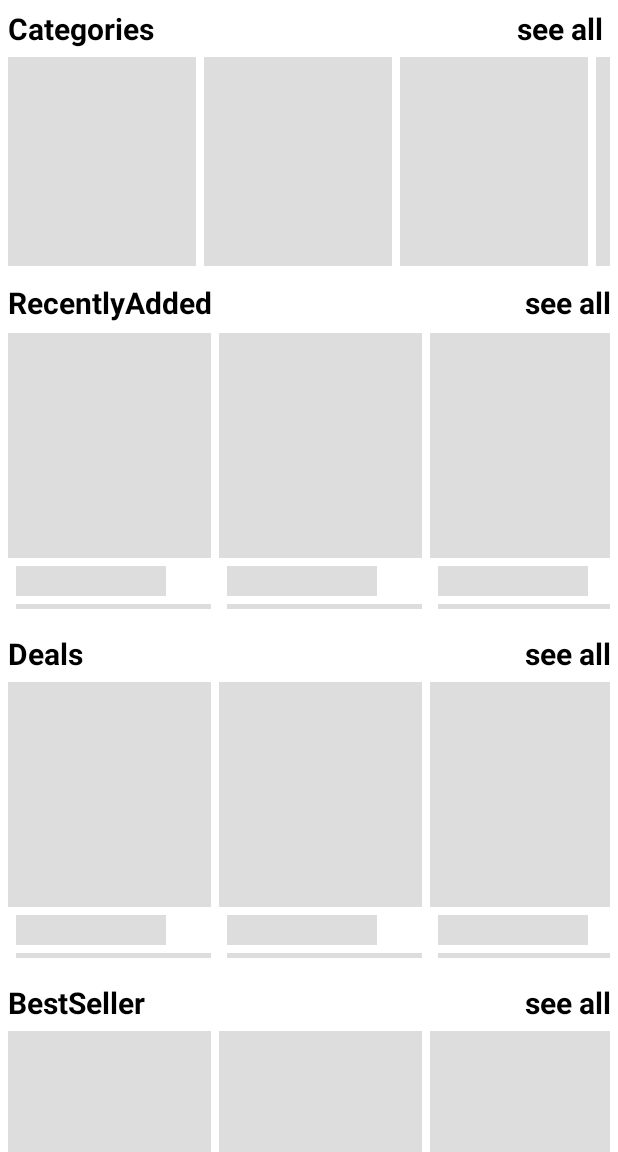
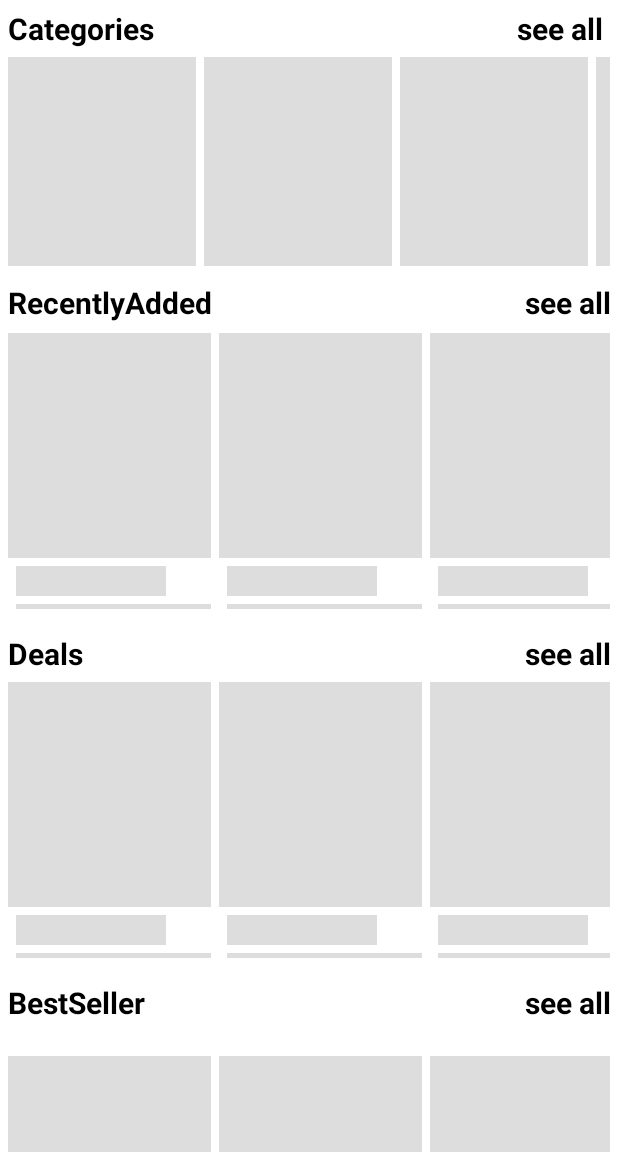
Before and after one commit to ahmdkhled/woo-store, an Android app: the screen it shows after launch (MainActivity), on a phone screen of 412 x 824 dp, the part 84-1236 px from its top. Run offline under Robolectric (Android 15) with nearby library versions, the phone set to English and light mode, and no system bars; our stand-ins replace Shimmer; network calls fail; 8 statements that could not run were skipped.

Commit message:
fix bug in main acrivity
fix scrollview make it reach bottom

```diff
--- a/app/src/main/res/layout/activity_main.xml
+++ b/app/src/main/res/layout/activity_main.xml
@@ -11,6 +11,7 @@
     <android.support.constraint.ConstraintLayout
         android:layout_width="match_parent"
         android:layout_height="match_parent">
+
         <android.support.v7.widget.Toolbar
             android:layout_width="match_parent"
             android:layout_height="wrap_content"
@@ -25,8 +26,8 @@
     android:layout_width="match_parent"
     android:layout_height="0dp"
     app:layout_constraintTop_toBottomOf="@id/toolbar"
+    app:layout_constraintBottom_toBottomOf="parent"
     android:scrollbars="none"
-    android:fillViewport="true"
     android:background="#fff">
 
 <android.support.constraint.ConstraintLayout
@@ -202,6 +203,7 @@
         android:minHeight="200dp"
         android:id="@+id/bestRecycler"
         app:layout_constraintTop_toBottomOf="@id/BestSeller_label"
+        app:layout_constraintBottom_toBottomOf="parent"
         />
 
     <include layout="@layout/product_samples_shimmer_layout"
@@ -209,7 +211,7 @@
         android:layout_width="match_parent"
         android:layout_height="0dp"
         app:layout_constraintTop_toTopOf="@id/bestRecycler"
-        app:layout_constraintBottom_toBottomOf="@id/bestRecycler"/>
+        />
 </android.support.constraint.ConstraintLayout>
 </ScrollView>
     </android.support.constraint.ConstraintLayout>
```
